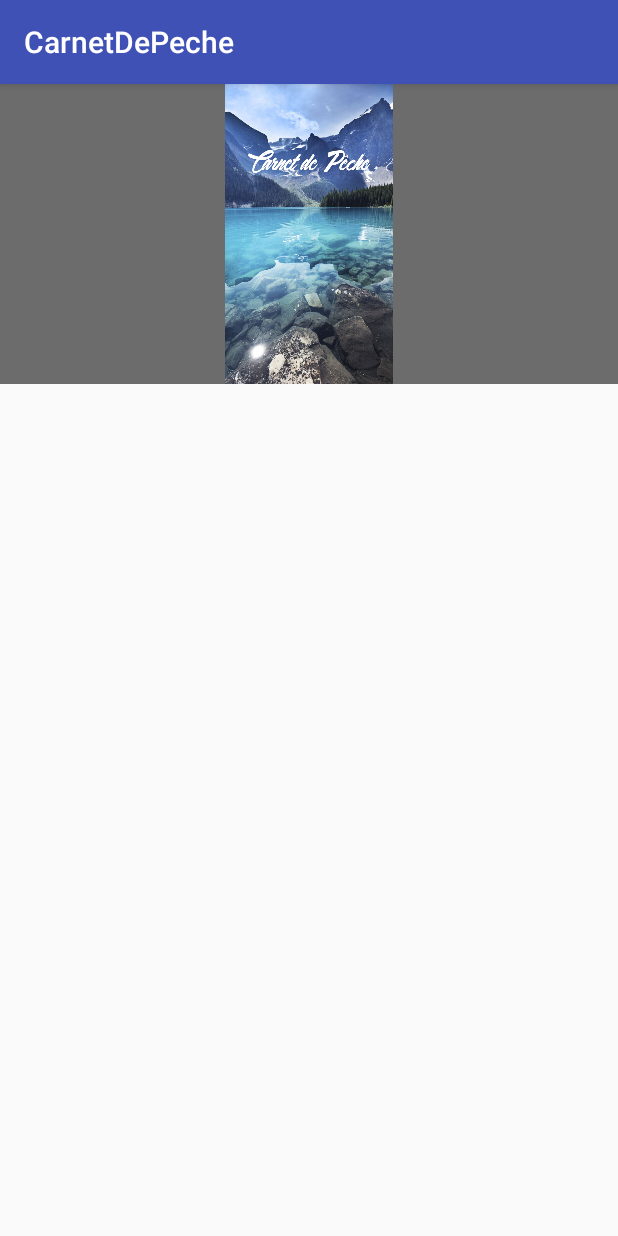
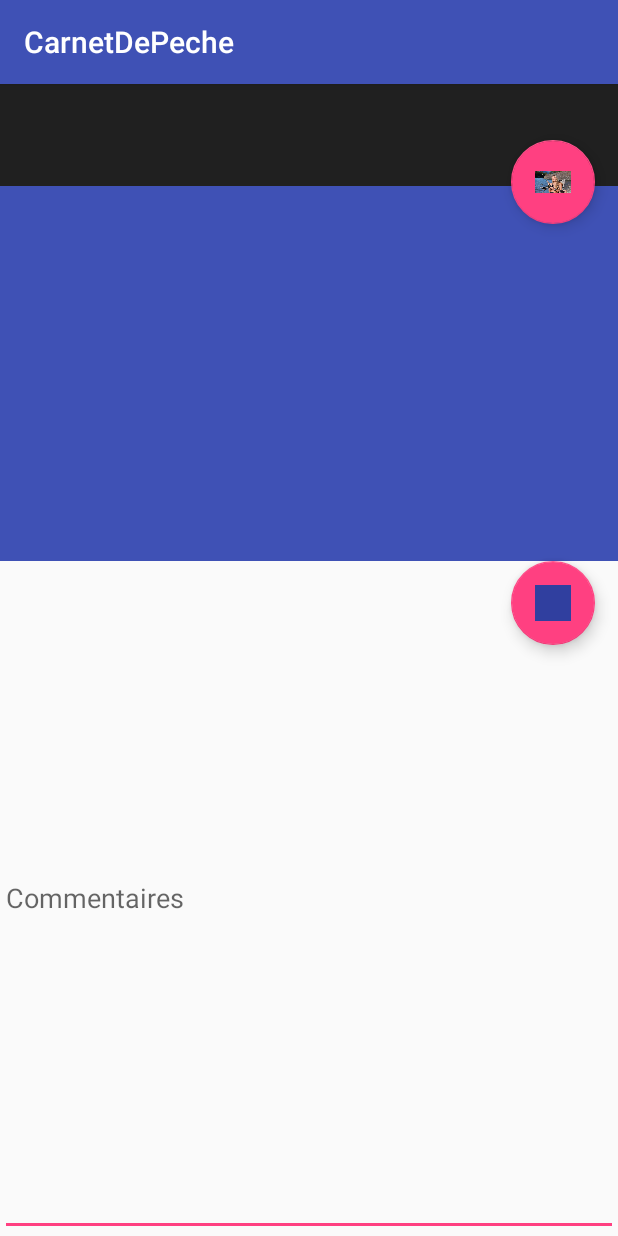
Before and after one commit to Aasgard/CarnetDePecheV2, an Android app: the TestActivity screen opened directly, with no data from a screen before it, on a phone screen of 412 x 824 dp. Run offline under Robolectric (Android 15) with nearby library versions, the phone set to English and light mode, and no system bars.

Commit message:
Testing ScrollViews

```diff
--- a/app/build.gradle
+++ b/app/build.gradle
@@ -31,6 +31,7 @@ dependencies {
     compile 'com.google.android.gms:play-services-auth:10.0.1'
     testCompile 'junit:junit:4.12'
     compile 'com.google.android.gms:play-services-maps:10.0.1'
+    compile 'com.android.support.constraint:constraint-layout:1.0.0-alpha8'
 }
 
 apply plugin: 'com.google.gms.google-services'
--- a/app/src/main/java/carnetdepeche/istic/com/carnetdepeche/AddFish.java
+++ b/app/src/main/java/carnetdepeche/istic/com/carnetdepeche/AddFish.java
@@ -79,7 +79,7 @@ public class AddFish extends AppCompatActivity implements OnMapReadyCallback, Lo
             return;
         }
 
-        locationManager.requestLocationUpdates(LocationManager.GPS_PROVIDER, 60, 0, (LocationListener) this);
+        locationManager.requestLocationUpdates(LocationManager.GPS_PROVIDER, 60, 0, this);
 
         location = locationManager.getLastKnownLocation(LocationManager.GPS_PROVIDER);
 
@@ -242,7 +242,7 @@ public class AddFish extends AppCompatActivity implements OnMapReadyCallback, Lo
                 if (grantResults.length > 0 && grantResults[0] == PackageManager.PERMISSION_GRANTED) {
                     if(userChoosenTask.equals("Prendre une photo"))
                         cameraIntent();
-                    else if(userChoosenTask.equals("Importer à partir de la Gallery"))
+                    else if(userChoosenTask.equals("Importer à partir de la Galerie"))
                         galleryIntent();
                 } else {
                     //code for deny
--- a/app/src/main/java/carnetdepeche/istic/com/carnetdepeche/TestActivity.java
+++ b/app/src/main/java/carnetdepeche/istic/com/carnetdepeche/TestActivity.java
@@ -1,54 +1,14 @@
 package carnetdepeche.istic.com.carnetdepeche;
 
-import android.*;
-import android.Manifest;
-import android.content.Context;
-import android.content.pm.PackageManager;
-import android.location.Location;
-import android.location.LocationListener;
-import android.location.LocationManager;
 import android.os.Bundle;
-import android.support.v4.app.ActivityCompat;
 import android.support.v7.app.AppCompatActivity;
-import android.util.Log;
-import android.widget.Toast;
 
 public class TestActivity extends AppCompatActivity {
-
-    private LocationManager locationManager;
-    private Location location;
 
     @Override
     protected void onCreate(Bundle savedInstanceState) {
         super.onCreate(savedInstanceState);
         setContentView(R.layout.activity_test);
-
-        locationManager = (LocationManager) getSystemService(Context.LOCATION_SERVICE);
-
-        if (ActivityCompat.checkSelfPermission(this, android.Manifest.permission.ACCESS_COARSE_LOCATION) != PackageManager.PERMISSION_GRANTED) {
-            ActivityCompat.requestPermissions(this, new String[]{/*android.Manifest.permission.ACCESS_FINE_LOCATION, */android.Manifest.permission.ACCESS_COARSE_LOCATION}, 1001);
-            return;
-        }
-        Toast.makeText(this, "Update de la position", Toast.LENGTH_SHORT).show();
-        location = locationManager.getLastKnownLocation(LocationManager.NETWORK_PROVIDER);
-        Log.d("Position", location.toString());
-
-        Toast.makeText(this, location.toString(), Toast.LENGTH_SHORT).show();
     }
 
-    @Override
-    public void onRequestPermissionsResult(int requestCode, String[] permissions, int[] grantResults) {
-        switch (requestCode) {
-            case 1001:
-                if (grantResults.length == 1 && grantResults[0] == PackageManager.PERMISSION_GRANTED) {
-                    Toast.makeText(this, "GPS Permission is Granted", Toast.LENGTH_SHORT).show();
-                } else {
-                    Toast.makeText(this, "Permission is not Granted", Toast.LENGTH_SHORT).show();
-                }
-                break;
-            default:
-                super.onRequestPermissionsResult(requestCode, permissions, grantResults);
-        }
-
-    }
 }
--- a/app/src/main/res/layout/activity_test.xml
+++ b/app/src/main/res/layout/activity_test.xml
@@ -1,5 +1,5 @@
 <?xml version="1.0" encoding="utf-8"?>
-<RelativeLayout xmlns:android="http://schemas.android.com/apk/res/android"
+<AbsoluteLayout xmlns:android="http://schemas.android.com/apk/res/android"
     xmlns:app="http://schemas.android.com/apk/res-auto"
     xmlns:tools="http://schemas.android.com/tools"
     android:id="@+id/activity_test"
@@ -11,13 +11,67 @@
     android:paddingTop="0dp"
     tools:context="carnetdepeche.istic.com.carnetdepeche.TestActivity">
 
-    <ImageView
-        android:layout_width="wrap_content"
-        app:srcCompat="@mipmap/bg"
-        android:layout_alignParentTop="true"
-        android:layout_alignParentStart="true"
-        android:id="@+id/imageView"
-        android:layout_alignParentEnd="true"
-        android:background="@color/common_google_signin_btn_text_light_default"
-        android:layout_height="200dp" />
-</RelativeLayout>
+
+    <ScrollView
+        android:id="@+id/scrollviewtest"
+        android:layout_width="match_parent"
+        android:layout_height="match_parent">
+
+        <RelativeLayout
+            android:id="@+id/absolutelayout"
+            android:layout_width="match_parent"
+            android:layout_height="wrap_content"
+            android:layout_gravity="top|fill_vertical|start|end"
+            android:orientation="vertical">
+
+            <View
+                android:id="@+id/header"
+                android:layout_width="wrap_content"
+                android:layout_height="200dp"
+                android:background="@color/common_google_signin_btn_text_light_pressed" />
+
+            <View
+                android:id="@+id/map"
+                android:layout_width="wrap_content"
+                android:layout_height="250dp"
+                android:background="@color/colorPrimary"
+                android:layout_below="@+id/header" />
+
+            <android.support.design.widget.FloatingActionButton
+                android:id="@+id/addphotobutton"
+                android:layout_width="wrap_content"
+                android:layout_height="wrap_content"
+                android:layout_marginEnd="15dp"
+                android:layout_x="286dp"
+                android:layout_y="176dp"
+                android:clickable="true"
+                app:fabSize="normal"
+                app:srcCompat="@mipmap/coin_de_peche"
+                android:layout_marginTop="169dp"
+                android:layout_alignParentTop="true"
+                android:layout_alignParentEnd="true" />
+
+            <EditText
+                android:layout_width="match_parent"
+                android:inputType="textMultiLine"
+                android:ems="10"
+                android:id="@+id/editText3"
+                android:layout_below="@+id/map"
+                android:hint="Commentaires"
+                android:layout_height="450dp" />
+
+            <android.support.design.widget.FloatingActionButton
+                android:layout_gravity="bottom|right"
+                android:layout_width="wrap_content"
+                android:layout_height="wrap_content"
+                android:clickable="true"
+                app:fabSize="normal"
+                app:srcCompat="@color/colorPrimaryDark"
+                android:id="@+id/floatingActionButton3"
+                android:baselineAlignBottom="true"
+                android:layout_below="@+id/map"
+                android:layout_alignStart="@+id/addphotobutton" />
+
+        </RelativeLayout>
+    </ScrollView>
+</AbsoluteLayout>
```
Also changed, not shown: app/src/main/AndroidManifest.xml (+12 -2 lines), app/src/main/res/layout/activity_add_place.xml (+34 -18 lines).
